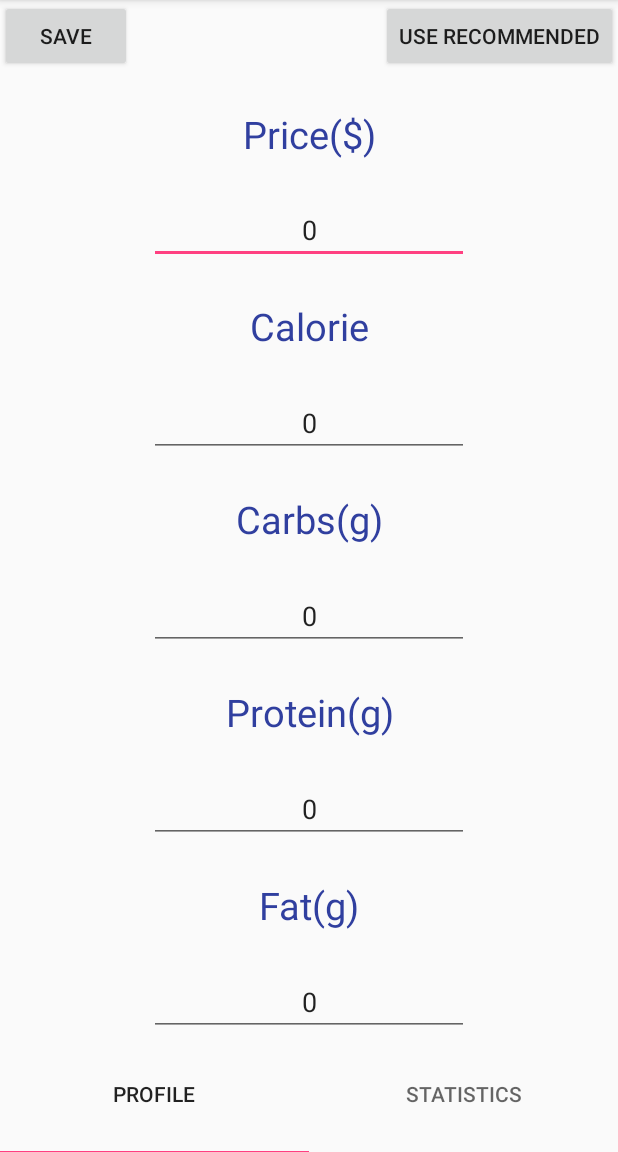
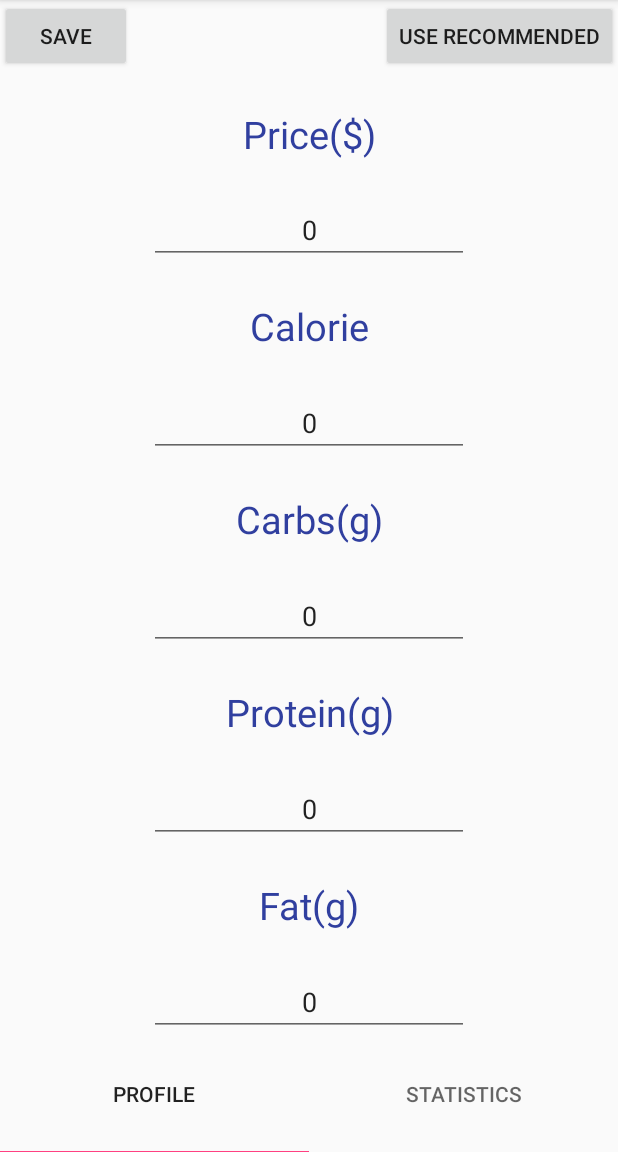
Before and after one commit to YasuChiba/LEET, an Android app: the screen it shows after launch once a user with an empty profile is signed in (MainActivity), after a tap on "EDIT", on a phone screen of 412 x 824 dp, the part 84-1236 px from its top. Run offline under Robolectric (Android 15) with nearby library versions, the phone set to English and light mode, and no system bars; our stand-ins replace Firebase (no records; nobody signed in at launch, a user with empty details on screens opened directly); libraries missing offline, so code that uses them is left out: com.github.mikephil.charting; 21 statements that could not run were skipped.

Commit message:
the xml file changes

```diff
--- a/app/src/main/res/layout/viewswitcher_test.xml
+++ b/app/src/main/res/layout/viewswitcher_test.xml
@@ -1,7 +1,9 @@
 <?xml version="1.0" encoding="utf-8"?>
 <LinearLayout xmlns:android="http://schemas.android.com/apk/res/android"
     android:orientation="vertical" android:layout_width="match_parent"
-    android:layout_height="match_parent">
+    android:layout_height="match_parent"
+    android:focusable="true"
+    android:focusableInTouchMode="true">
 
     <LinearLayout
         android:layout_width="match_parent"
```
